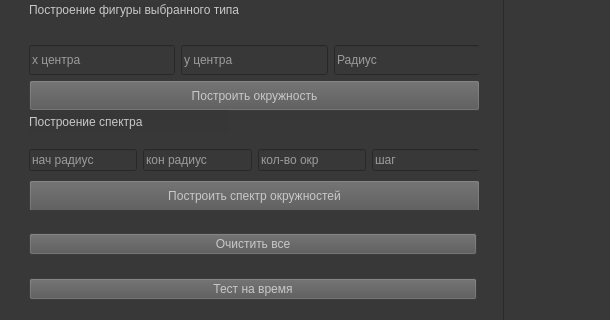
Qt form lab_04/template.ui (NikolayL2sch/cg_bmstu) before a commit; both pictures show x 0 to 610 and y 498 to 818 of the 1000 by 900 pixel window.
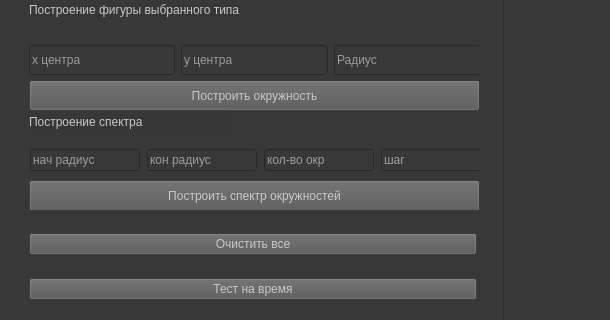
The same form after that commit. The open tabs and pages were chosen to show the change.

Patch:
```diff
--- a/lab_04/template.ui
+++ b/lab_04/template.ui
@@ -868,7 +868,7 @@
            <rect>
             <x>0</x>
             <y>100</y>
-            <width>451</width>
+            <width>463</width>
             <height>41</height>
            </rect>
           </property>
```
